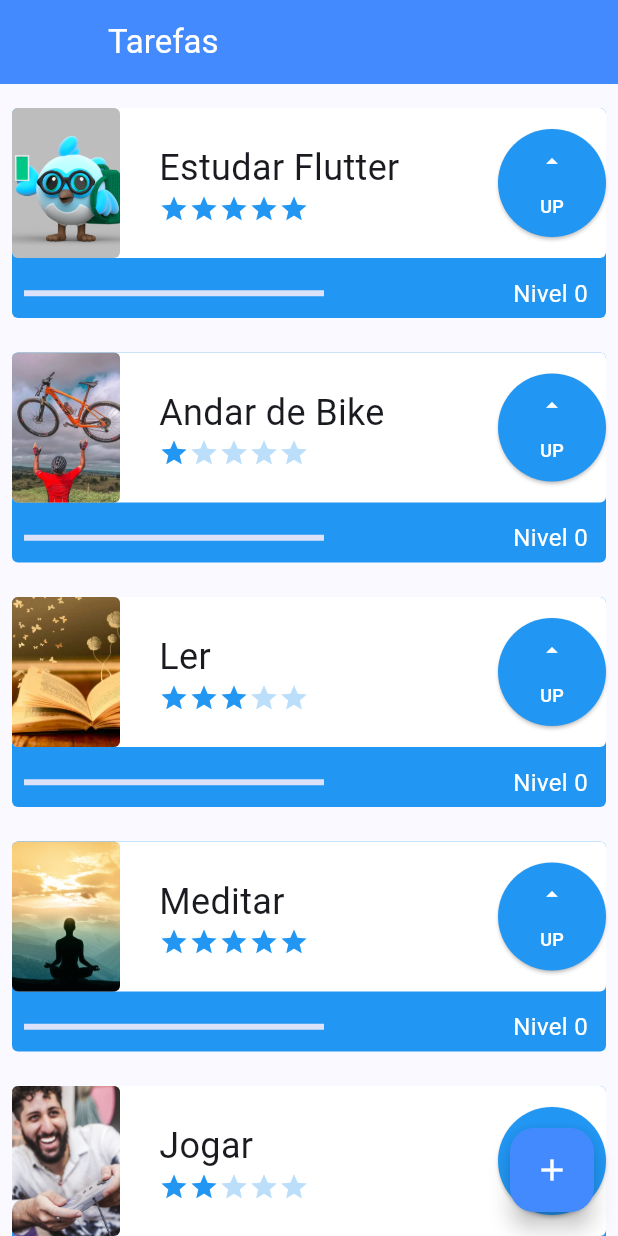
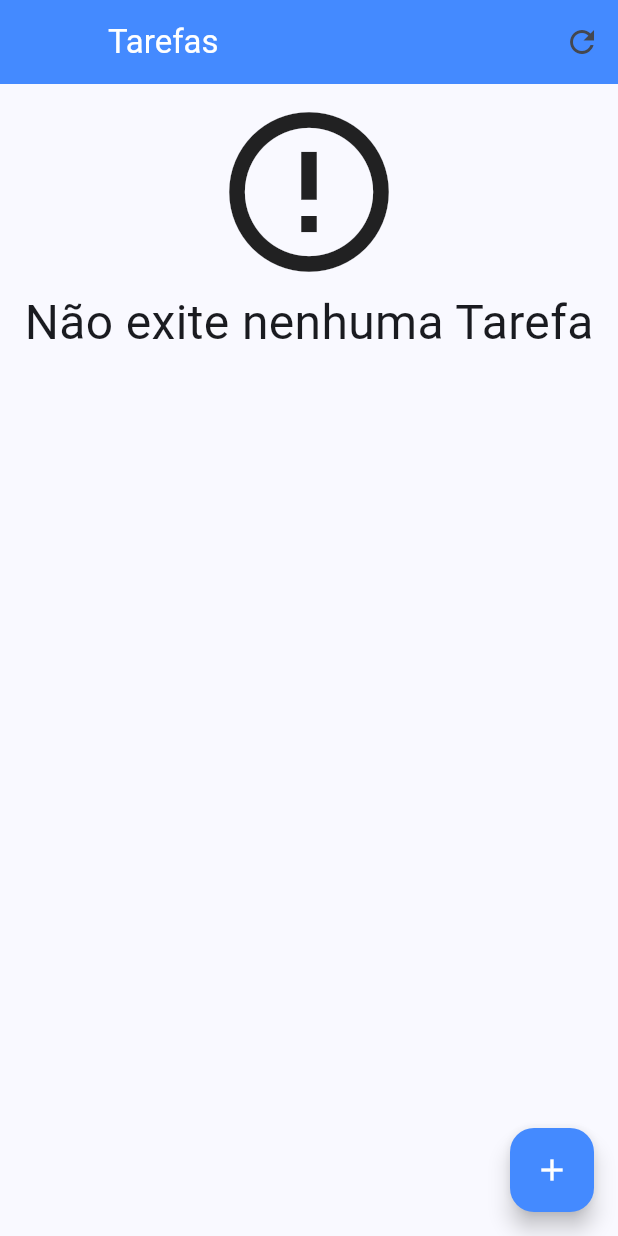
Before and after one commit to jmarciosilva/agendadorTarefas, a Flutter app: the screen it shows after launch, on a phone screen of 412 x 824 dp. Run offline on Flutter 3.47's test engine with Material 3 defaults, Android fonts, the phone set to English and light mode, and no system bars; our stand-ins replace sqflite; accounts and stored records are empty.

Commit message:
Adicionado persistencia de dados CRUD no SqlLite local salvando tarefa no Banco de Dados

```diff
--- a/lib/components/task.dart
+++ b/lib/components/task.dart
@@ -1,3 +1,4 @@
+import 'package:agendador_tarefas/data/task_dao.dart';
 import 'package:flutter/material.dart';
 
 import 'difficult.dart';
@@ -97,6 +98,9 @@ class _TaskState extends State<Task> {
                           backgroundColor: Colors.blue,
                           foregroundColor: Colors.white,
                         ),
+                        onLongPress: () {
+                          TaskDao().delete(widget.nome);
+                        },
                         onPressed: () {
                           setState(() {
                             widget.nivel++;
--- /dev/null
+++ b/lib/data/task_dao.dart
@@ -0,0 +1,86 @@
+import 'package:agendador_tarefas/components/task.dart';
+import 'package:agendador_tarefas/data/database.dart';
+import 'package:sqflite/sqflite.dart';
+
+class TaskDao {
+  static const String _tablename = 'taskTable';
+  static const String _name = 'name';
+  static const String _image = 'image';
+  static const String _difficult = 'difficult';
+
+  static const String tableSql = 'CREATE TABLE $_tablename('
+      '$_name TEXT, '
+      '$_difficult INTEGER, '
+      '$_image TEXT)';
+
+  save(Task tarefa) async {
+    print('Iniciando o save');
+    final Database bancoDeDados = await getDatabase();
+    var itemExists = await find(tarefa.nome);
+    Map<String, dynamic> taskMap = toMap(tarefa);
+    if (itemExists.isEmpty) {
+      print('a tarefa não Existia.');
+      return await bancoDeDados.insert(_tablename, taskMap);
+    } else {
+      print('A Tarefa já existia');
+      return await bancoDeDados.update(
+        _tablename,
+        taskMap,
+        where: '$_name = ?',
+        whereArgs: [tarefa.nome],
+      );
+    }
+  }
+
+  Map<String, dynamic> toMap(Task tarefa) {
+    print('Convertendo Tarefa em Map: ');
+    final Map<String, dynamic> mapaDeTarefas = Map();
+    mapaDeTarefas[_name] = tarefa.nome;
+    mapaDeTarefas[_difficult] = tarefa.dificuldade;
+    mapaDeTarefas[_image] = tarefa.foto;
+    print('Mapa de Tarefas: $mapaDeTarefas');
+    return mapaDeTarefas;
+  }
+
+  Future<List<Task>> findAll() async {
+    print('Acessando o findAll: ');
+    final Database bancoDeDados = await getDatabase();
+    final List<Map<String, dynamic>> result =
+        await bancoDeDados.query(_tablename);
+    print('Procurando dados no banco de dados... encontrado: $result');
+    return toList(result);
+  }
+
+  List<Task> toList(List<Map<String, dynamic>> mapaDeTarefas) {
+    print('Convertendo to List: ');
+    final List<Task> tarefas = [];
+    for (Map<String, dynamic> linha in mapaDeTarefas) {
+      final Task tarefa = Task(linha[_name], linha[_image], linha[_difficult]);
+      tarefas.add(tarefa);
+    }
+    print('Lista de Tarefas $tarefas');
+    return tarefas;
+  }
+
+  Future<List<Task>> find(String nomeDaTarefa) async {
+    print('Acessando find: ');
+    final Database bancoDeDados = await getDatabase();
+    final List<Map<String, dynamic>> result = await bancoDeDados.query(
+      _tablename,
+      where: '$_name = ?',
+      whereArgs: [nomeDaTarefa],
+    );
+    print('Tarefa encontrada: ${toList(result)}');
+    return toList(result);
+  }
+
+  delete(String nomeDaTarefa) async {
+    print('Deletando tarefa: $nomeDaTarefa');
+    final Database bancoDeDados = await getDatabase();
+    return bancoDeDados.delete(
+      _tablename,
+      where: '$_name = ?',
+      whereArgs: [nomeDaTarefa],
+    );
+  }
+}
--- a/lib/screens/initial_screen.dart
+++ b/lib/screens/initial_screen.dart
@@ -1,5 +1,5 @@
 import 'package:agendador_tarefas/components/task.dart';
-import 'package:agendador_tarefas/data/task_inherited.dart';
+import 'package:agendador_tarefas/data/task_dao.dart';
 import 'package:agendador_tarefas/screens/form_screen.dart';
 import 'package:flutter/material.dart';
 
@@ -16,15 +16,86 @@ class _InitialScreenState extends State<InitialScreen> {
     return Scaffold(
       appBar: AppBar(
         leading: Container(),
+        actions: [
+          IconButton(
+              onPressed: () {
+                setState(() {});
+              },
+              icon: Icon(Icons.refresh))
+        ],
         backgroundColor: Colors.blueAccent,
         title: const Text(
           'Tarefas',
           style: TextStyle(color: Colors.white),
         ),
       ),
-      body: ListView(
-        children: TaskInherited.of(context).taskList,
+      body: Padding(
         padding: EdgeInsets.only(top: 8, bottom: 70),
+        child: FutureBuilder<List<Task>>(
+            future: TaskDao().findAll(),
+            builder: (context, snapshot) {
+              List<Task>? items = snapshot.data;
+              switch (snapshot.connectionState) {
+                case ConnectionState.none:
+                  return Center(
+                    child: Column(
+                      children: [
+                        CircularProgressIndicator(),
+                        Text('Carregando...'),
+                      ],
+                    ),
+                  );
+                  break;
+                case ConnectionState.waiting:
+                  return Center(
+                    child: Column(
+                      children: [
+                        CircularProgressIndicator(),
+                        Text('Carregando...'),
+                      ],
+                    ),
+                  );
+                  break;
+                case ConnectionState.active:
+                  return Center(
+                    child: Column(
+                      children: [
+                        CircularProgressIndicator(),
+                        Text('Carregando...'),
+                      ],
+                    ),
+                  );
+                  break;
+                case ConnectionState.done:
+                  if (snapshot.hasData && items != null) {
+                    if (items.isNotEmpty) {
+                      return ListView.builder(
+                          itemCount: items.length,
+                          itemBuilder: (BuildContext context, int index) {
+                            final Task tarefa = items[index];
+                            return tarefa;
+                          });
+                    }
+                    return Center(
+                      child: Column(
+                        children: [
+                          Icon(
+                            Icons.error_outline,
+                            size: 128,
+                          ),
+                          Text(
+                            'Não exite nenhuma Tarefa',
+                            style: TextStyle(fontSize: 32),
+                          ),
+                        ],
+                      ),
+                    );
+                  }
+                  return Text('Erro ao Carregar Tarefas ');
+                  break;
+              }
+              return Text('Erro desconhecido');
+            }),
       ),
       floatingActionButton: FloatingActionButton(
         backgroundColor: Colors.blueAccent,
@@ -33,9 +104,13 @@ class _InitialScreenState extends State<InitialScreen> {
           Navigator.push(
             context,
             MaterialPageRoute(
-              builder: (contextNew) => FormScreen(taskContext: context,),
+              builder: (contextNew) => FormScreen(
+                taskContext: context,
+              ),
             ),
-          );
+          ).then((value) => setState(() {
+                print('Recarregando Tela Inicial');
+              }));
         },
         child: const Icon(Icons.add),
       ),
--- a/pubspec.yaml
+++ b/pubspec.yaml
@@ -35,6 +35,7 @@ dependencies:
   # The following adds the Cupertino Icons font to your application.
   # Use with the CupertinoIcons class for iOS style icons.
   cupertino_icons: ^1.0.6
+  sqflite: ^2.0.3+1
 
 dev_dependencies:
   flutter_test:
```
Also changed, not shown: lib/data/database.dart (added, +10 -0 lines), lib/screens/form_screen.dart (+5 -2 lines), pubspec.lock.
